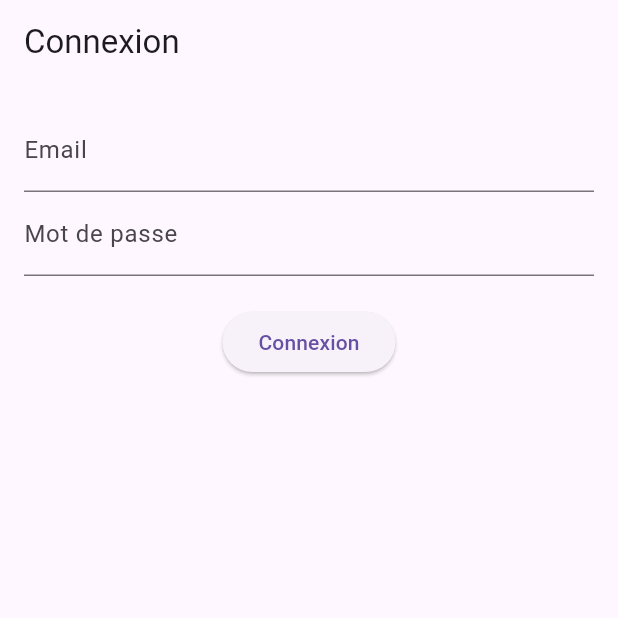
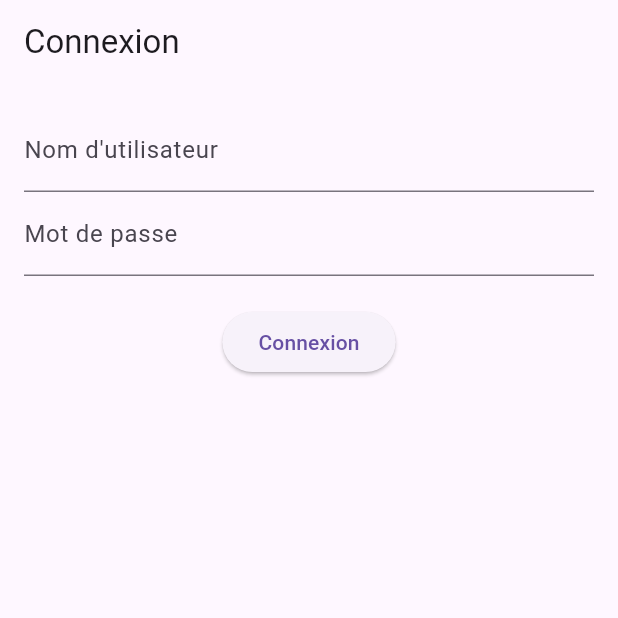
Before and after one commit to CoHabitProject/co_habit_frontend, a Flutter app: the LoginScreen screen opened by its route, on a phone screen of 412 x 824 dp, the top half of it. Run offline on Flutter 3.47's test engine with Material 3 defaults, Android fonts, the phone set to English and light mode, and no system bars; our stand-ins replace dio, flutter_secure_storage, get_it, go_router, lottie, pinput and 1 more; missing offline and left inert: flutter_appauth; accounts and stored records are empty; network calls fail.

Commit message:
Mise à jour partie auth pour que ça corresponde à ce qu'on a sur la partie backend

```diff
--- a/lib/data/repositories/auth_repository_impl.dart
+++ b/lib/data/repositories/auth_repository_impl.dart
@@ -1,4 +1,5 @@
 import 'package:co_habit_frontend/data/services/datasources/remote/auth_remote_datasource.dart';
+import 'package:co_habit_frontend/domain/entities/register_data.dart';
 import 'package:co_habit_frontend/domain/entities/user_credentials.dart';
 import 'package:co_habit_frontend/domain/repositories/auth_repository.dart';
 
@@ -9,11 +10,11 @@ class AuthRepositoryImpl implements AuthRepository {
 
   @override
   Future<bool> login(UserCredentials credentials){
-    return datasource.login(credentials.email,credentials.password);
+    return datasource.login(credentials);
   }
 
-  Future<bool> signup(){
-    return datasource.signup('name', 'email', '43232', 'password', 'confirmPassword');
+  Future<bool> signup(RegisterData data){
+    return datasource.signup(data);
   }
 
   Future<void> logout(){
--- a/lib/domain/entities/user_credentials.dart
+++ b/lib/domain/entities/user_credentials.dart
@@ -1,6 +1,14 @@
 class UserCredentials {
-  final String email;
+  final String username;
   final String password;
 
-  UserCredentials({required this.email,required this.password});
+  UserCredentials({
+    required this.username,
+    required this.password
+  });
+
+  Map<String, dynamic> toJson() => {
+    "username": this.username,
+    "password": this.password
+  };
 }
--- a/lib/domain/repositories/auth_repository.dart
+++ b/lib/domain/repositories/auth_repository.dart
@@ -1,8 +1,9 @@
+import 'package:co_habit_frontend/domain/entities/register_data.dart';
 import 'package:co_habit_frontend/domain/entities/user_credentials.dart';
 
 abstract class AuthRepository {
   Future<bool> login(UserCredentials credentials);
-  Future<bool> signup();
+  Future<bool> signup(RegisterData data);
   Future<void> logout();
   Future<String?> getToken();
   Future<bool> refreshToken();
--- a/lib/presentation/screens/auth/login_screen.dart
+++ b/lib/presentation/screens/auth/login_screen.dart
@@ -13,7 +13,7 @@ class LoginScreen extends StatefulWidget {
 }
 
 class _LoginScreenState extends State<LoginScreen> {
-  final _emailController = TextEditingController();
+  final _usernameController = TextEditingController();
   final _passwordController=TextEditingController();
   bool _isLoading=false;
 
@@ -22,7 +22,7 @@ class _LoginScreenState extends State<LoginScreen> {
 
     final success=await loginUseCase(
       UserCredentials(
-        email:_emailController.text.trim(),
+        username:_usernameController.text.trim(),
         password:_passwordController.text.trim(),
       ),
     );
@@ -46,8 +46,8 @@ class _LoginScreenState extends State<LoginScreen> {
         padding:const EdgeInsets.all(16.0),
         child:Column(children:[
           TextField(
-            controller:_emailController,
-            decoration:const InputDecoration(labelText:'Email'),
+            controller:_usernameController,
+            decoration:const InputDecoration(labelText:'Nom d\'utilisateur'),
           ),
           TextField(
             controller:_passwordController,
@@ -67,24 +67,3 @@ class _LoginScreenState extends State<LoginScreen> {
     );
   }
 }
-
-// class LoginScreen extends StatelessWidget {
-//   const LoginScreen({super.key});
-//
-//   @override
-//   Widget build(BuildContext context) {
-//     return Scaffold(
-//       appBar: AppBar(
-//         title: const Text('TEMP LOGIN SCREEN'),
-//       ),
-//       body: Center(
-//         child: FilledButton(
-//           onPressed: () {
-//             context.go('/choixInitial');
-//           },
-//           child: const Text('Suivant'),
-//         ),
-//       ),
-//     );
-//   }
-// }
```
Also changed, not shown: lib/data/services/datasources/remote/auth_remote_datasource.dart (+10 -12 lines), lib/domain/entities/register_data.dart (added, +35 -0 lines).
